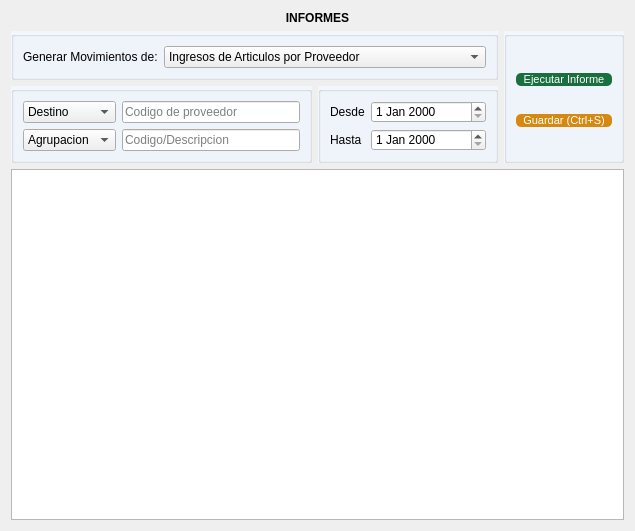
Before: the Qt Designer form gui/informes/informes.ui in Lonaris/Corupel, drawn with Qt 5.
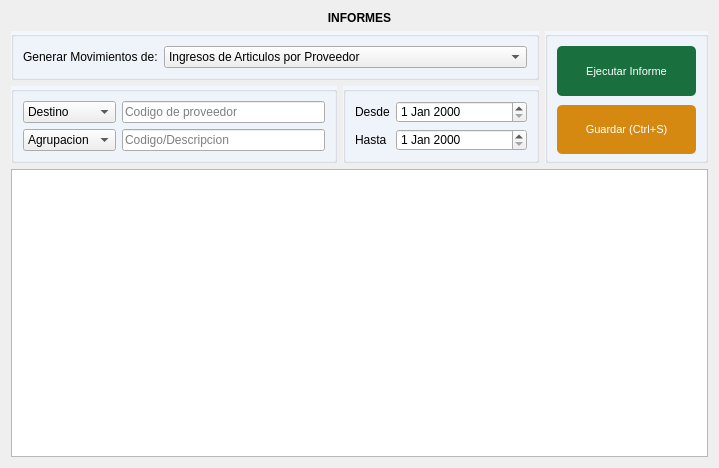
After: the same form once the commit is applied. Icons and pictures are not drawn.

Patch:
```diff
--- a/gui/informes/informes.ui
+++ b/gui/informes/informes.ui
@@ -6,8 +6,8 @@
    <rect>
     <x>0</x>
     <y>0</y>
-    <width>635</width>
-    <height>531</height>
+    <width>719</width>
+    <height>468</height>
    </rect>
   </property>
   <property name="windowTitle">
@@ -15,7 +15,7 @@
   </property>
   <layout class="QGridLayout" name="gridLayout_4">
    <item row="0" column="0">
-    <layout class="QGridLayout" name="gridLayout_3" rowstretch="0,0,0,0,80" columnstretch="50,30,20">
+    <layout class="QGridLayout" name="gridLayout_3" rowstretch="0,0,0,0,80" columnstretch="50,30,25">
      <item row="1" column="0" colspan="2">
       <widget class="QGroupBox" name="groupBox">
        <property name="styleSheet">
@@ -220,7 +220,7 @@
          <number>6</number>
         </property>
         <property name="spacing">
-         <number>1</number>
+         <number>9</number>
         </property>
         <item row="0" column="0">
          <widget class="QPushButton" name="btn_ejecutar">
@@ -230,6 +230,12 @@
             <verstretch>0</verstretch>
            </sizepolicy>
           </property>
+          <property name="maximumSize">
+           <size>
+            <width>200</width>
+            <height>200</height>
+           </size>
+          </property>
           <property name="styleSheet">
            <string notr="true">#btn_ejecutar{
 	background-color: #196F3D;
@@ -266,6 +272,12 @@
             <verstretch>0</verstretch>
            </sizepolicy>
           </property>
+          <property name="maximumSize">
+           <size>
+            <width>200</width>
+            <height>200</height>
+           </size>
+          </property>
           <property name="styleSheet">
            <string notr="true">#btn_guardar{
 	background-color: #D68910  ;
```
